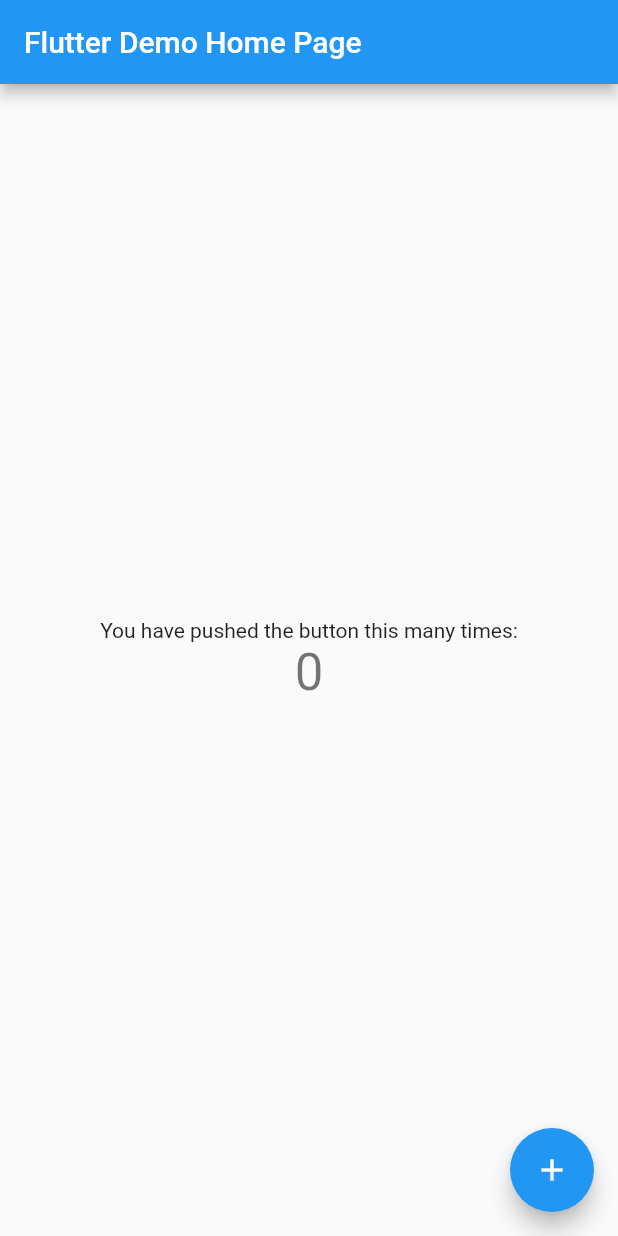
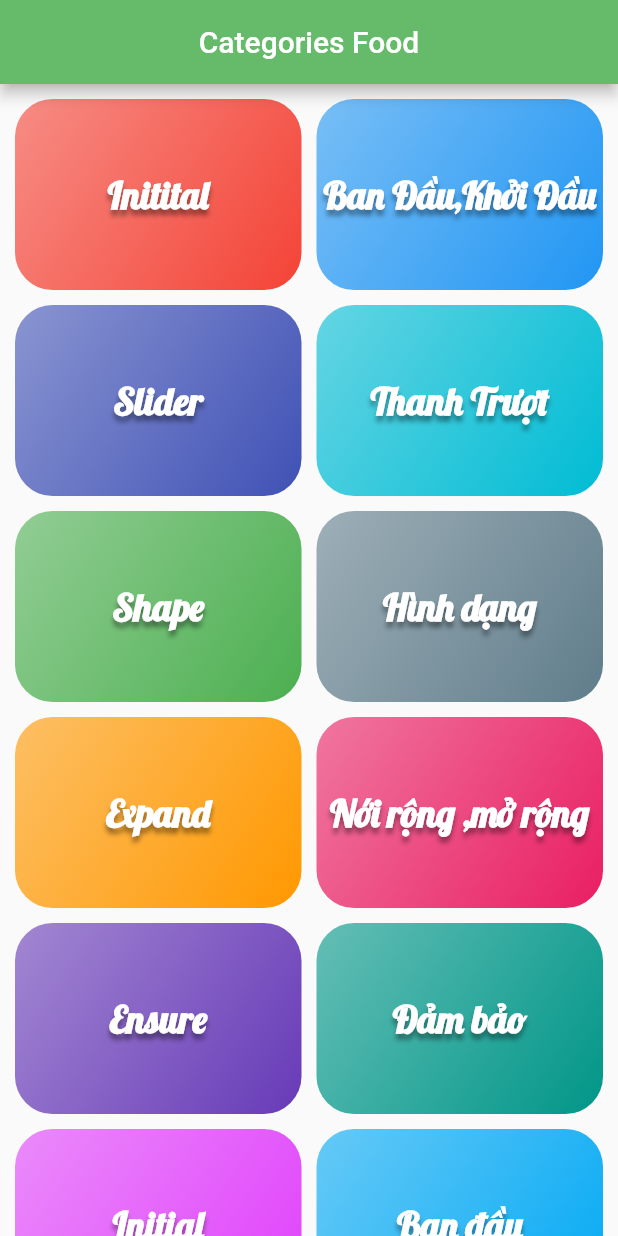
Before and after one commit to nova1x1996/Flutter_FoodApp, a Flutter app: the screen it shows after launch, on a phone screen of 412 x 824 dp. Run offline on Flutter 3.47's test engine with Material 2 defaults, Android fonts, the phone set to English and light mode, and no system bars.

Commit message:
Setup and Design Home Page

```diff
--- /dev/null
+++ b/my_app/lib/categories_page.dart
@@ -0,0 +1,23 @@
+import 'package:flutter/material.dart';
+import 'package:flutter/src/widgets/framework.dart';
+import 'package:flutter/src/widgets/placeholder.dart';
+import 'package:my_app/models/categories_item.dart';
+import 'package:my_app/models/fake_categories.dart';
+
+class CategoriesPage extends StatelessWidget {
+  const CategoriesPage({super.key});
+
+  @override
+  Widget build(BuildContext context) {
+    return GridView(
+      padding: EdgeInsets.all(10),
+      children:
+          FAKE_CATEGORIES.map((e) => CategoryItem(modelCategory: e)).toList(),
+      gridDelegate: const SliverGridDelegateWithMaxCrossAxisExtent(
+          maxCrossAxisExtent: 300,
+          childAspectRatio: 3 / 2,
+          crossAxisSpacing: 10,
+          mainAxisSpacing: 10),
+    );
+  }
+}
--- a/my_app/lib/main.dart
+++ b/my_app/lib/main.dart
@@ -1,4 +1,6 @@
+import 'package:flutter/foundation.dart';
 import 'package:flutter/material.dart';
+import 'package:my_app/categories_page.dart';
 
 void main() {
   runApp(const MyApp());
@@ -13,6 +15,7 @@ class MyApp extends StatelessWidget {
     return MaterialApp(
       title: 'Flutter Demo',
       theme: ThemeData(
+        textTheme: TextTheme(bodyText1: TextStyle(fontFamily: 'Lobster')),
         // This is the theme of your application.
         //
         // Try running your application with "flutter run". You'll see the
@@ -24,92 +27,28 @@ class MyApp extends StatelessWidget {
         // is not restarted.
         primarySwatch: Colors.blue,
       ),
-      home: const MyHomePage(title: 'Flutter Demo Home Page'),
+      home: HomePage(),
     );
   }
 }
 
-class MyHomePage extends StatefulWidget {
-  const MyHomePage({super.key, required this.title});
-
-  // This widget is the home page of your application. It is stateful, meaning
-  // that it has a State object (defined below) that contains fields that affect
-  // how it looks.
-
-  // This class is the configuration for the state. It holds the values (in this
-  // case the title) provided by the parent (in this case the App widget) and
-  // used by the build method of the State. Fields in a Widget subclass are
-  // always marked "final".
-
-  final String title;
+class HomePage extends StatefulWidget {
+  const HomePage({super.key});
 
   @override
-  State<MyHomePage> createState() => _MyHomePageState();
+  State<HomePage> createState() => _HomePageState();
 }
 
-class _MyHomePageState extends State<MyHomePage> {
-  int _counter = 0;
-
-  void _incrementCounter() {
-    setState(() {
-      // This call to setState tells the Flutter framework that something has
-      // changed in this State, which causes it to rerun the build method below
-      // so that the display can reflect the updated values. If we changed
-      // _counter without calling setState(), then the build method would not be
-      // called again, and so nothing would appear to happen.
-      _counter++;
-    });
-  }
-
+class _HomePageState extends State<HomePage> {
   @override
   Widget build(BuildContext context) {
-    // This method is rerun every time setState is called, for instance as done
-    // by the _incrementCounter method above.
-    //
-    // The Flutter framework has been optimized to make rerunning build methods
-    // fast, so that you can just rebuild anything that needs updating rather
-    // than having to individually change instances of widgets.
     return Scaffold(
       appBar: AppBar(
-        // Here we take the value from the MyHomePage object that was created by
-        // the App.build method, and use it to set our appbar title.
-        title: Text(widget.title),
+        title: Text("Categories Food"),
+        centerTitle: true,
+        backgroundColor: Colors.green[400],
       ),
-      body: Center(
-        // Center is a layout widget. It takes a single child and positions it
-        // in the middle of the parent.
-        child: Column(
-          // Column is also a layout widget. It takes a list of children and
-          // arranges them vertically. By default, it sizes itself to fit its
-          // children horizontally, and tries to be as tall as its parent.
-          //
-          // Invoke "debug painting" (press "p" in the console, choose the
-          // "Toggle Debug Paint" action from the Flutter Inspector in Android
-          // Studio, or the "Toggle Debug Paint" command in Visual Studio Code)
-          // to see the wireframe for each widget.
-          //
-          // Column has various properties to control how it sizes itself and
-          // how it positions its children. Here we use mainAxisAlignment to
-          // center the children vertically; the main axis here is the vertical
-          // axis because Columns are vertical (the cross axis would be
-          // horizontal).
-          mainAxisAlignment: MainAxisAlignment.center,
-          children: <Widget>[
-            const Text(
-              'You have pushed the button this many times:',
-            ),
-            Text(
-              '$_counter',
-              style: Theme.of(context).textTheme.headlineMedium,
-            ),
-          ],
-        ),
-      ),
-      floatingActionButton: FloatingActionButton(
-        onPressed: _incrementCounter,
-        tooltip: 'Increment',
-        child: const Icon(Icons.add),
-      ), // This trailing comma makes auto-formatting nicer for build methods.
+      body: CategoriesPage(),
     );
   }
 }
--- /dev/null
+++ b/my_app/lib/models/categories.dart
@@ -0,0 +1,8 @@
+import 'package:flutter/material.dart';
+
+class CategoryModel {
+  final String id;
+  final String content;
+  final Color color;
+  CategoryModel({required this.id, required this.content, required this.color});
+}
--- /dev/null
+++ b/my_app/lib/models/categories_item.dart
@@ -0,0 +1,36 @@
+import 'package:flutter/foundation.dart';
+import 'package:flutter/material.dart';
+import 'package:flutter/src/widgets/framework.dart';
+import 'package:flutter/src/widgets/placeholder.dart';
+import 'package:flutter/widgets.dart';
+import 'package:my_app/models/categories.dart';
+
+class CategoryItem extends StatelessWidget {
+  CategoryItem({super.key, required this.modelCategory});
+  CategoryModel modelCategory;
+  @override
+  Widget build(BuildContext context) {
+    return Container(
+      decoration: BoxDecoration(
+        borderRadius: BorderRadius.circular(25),
+        color: modelCategory.color,
+        gradient: LinearGradient(colors: [
+          modelCategory.color.withOpacity(0.6),
+          modelCategory.color,
+        ], begin: Alignment.topLeft, end: Alignment.bottomRight),
+      ),
+      alignment: Alignment.center,
+      child: Text(
+        modelCategory.content,
+        style: const TextStyle(
+            fontSize: 25,
+            color: Colors.white,
+            fontWeight: FontWeight.bold,
+            fontFamily: 'Lobster',
+            shadows: [
+              Shadow(color: Colors.black38, offset: Offset(0, 4), blurRadius: 4)
+            ]),
+      ),
+    );
+  }
+}
--- /dev/null
+++ b/my_app/lib/models/fake_categories.dart
@@ -0,0 +1,19 @@
+import 'package:flutter/foundation.dart';
+
+import 'categories.dart';
+import 'package:flutter/material.dart';
+
+var FAKE_CATEGORIES = [
+  CategoryModel(id: "1", content: 'Initital', color: Colors.red),
+  CategoryModel(id: "2", content: 'Ban Đầu,Khởi Đầu', color: Colors.blue),
+  CategoryModel(id: "3", content: 'Slider', color: Colors.indigo),
+  CategoryModel(id: "1", content: 'Thanh Trượt', color: Colors.cyan),
+  CategoryModel(id: "2", content: 'Shape', color: Colors.green),
+  CategoryModel(id: "3", content: 'Hình dạng', color: Colors.blueGrey),
+  CategoryModel(id: "1", content: 'Expand', color: Colors.orange),
+  CategoryModel(id: "2", content: 'Nới rộng ,mở rộng', color: Colors.pink),
+  CategoryModel(id: "3", content: 'Ensure', color: Colors.deepPurple),
+  CategoryModel(id: "1", content: 'Đảm bảo', color: Colors.teal),
+  CategoryModel(id: "2", content: 'Initial', color: Colors.purpleAccent),
+  CategoryModel(id: "3", content: 'Ban đầu', color: Colors.lightBlue),
+];
```
Also changed, not shown: my_app/pubspec.yaml (+10 -12 lines), my_app/asset/Lobster/Lobster-Regular.ttf (added).
